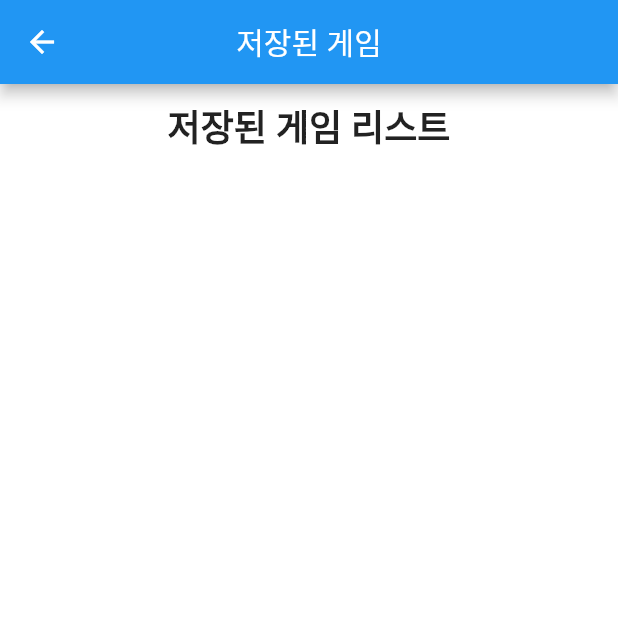
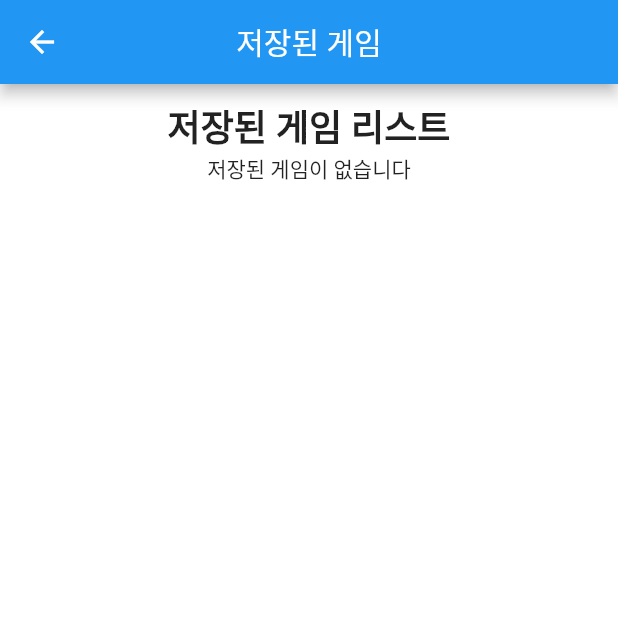
Before and after one commit to youahleum/flutter_game, a Flutter app: the screen it shows after launch, after a tap on "저장된 게임", on a phone screen of 412 x 824 dp, the top half of it. Run offline on Flutter 3.47's test engine with Material 2 defaults, Android fonts, the phone set to English and light mode, and no system bars.

Commit message:
코드정리

```diff
--- a/lib/main.dart
+++ b/lib/main.dart
@@ -22,7 +22,7 @@ class MyApp extends StatelessWidget {
   // This widget is the root of your application.
   @override
   Widget build(BuildContext context) {
-    return MaterialApp(
+    return const MaterialApp(
       debugShowCheckedModeBanner: false,
       title: 'Flutter game',
       // theme: ThemeData(
--- a/lib/screens/home_screen.dart
+++ b/lib/screens/home_screen.dart
@@ -16,11 +16,11 @@ class _HomeScreenState extends State<HomeScreen> {
       backgroundColor: Colors.white,
       appBar: AppBar(
         centerTitle: true,
-        title: Text(
+        title: const Text(
           'Flutter game',
           style: TextStyle(
             fontSize: 24,
-            fontWeight: FontWeight.w600,
+            fontWeight: FontWeight.w500,
           ),
         ),
 
@@ -34,18 +34,18 @@ class _HomeScreenState extends State<HomeScreen> {
               TextButton(onPressed: () {
                 Navigator.push(context,
                     MaterialPageRoute(builder: (context) => GameScreen()));
-              }, child: Text('게임 시작',
+              }, child: const Text('게임 시작',
               style: TextStyle(
                 fontSize: 16,
                 fontWeight: FontWeight.w600
               ),)),
-              SizedBox(
+              const SizedBox(
                 width: 50,
               ),
               TextButton(onPressed: () {
                 Navigator.push(context,
-                    MaterialPageRoute(builder: (context) => SaveListScreen()));
-              }, child: Text('저장된 게임',
+                    MaterialPageRoute(builder: (context) => const SaveListScreen()));
+              }, child: const Text('저장된 게임',
                 style: TextStyle(
                     fontSize: 16,
                     fontWeight: FontWeight.w600
--- a/lib/screens/save_list_screen.dart
+++ b/lib/screens/save_list_screen.dart
@@ -19,7 +19,6 @@ class _SaveListScreenState extends State<SaveListScreen> {
   @override
   Widget build(BuildContext context) {
     saveGameList = Provider.of<SaveGameLists>(context).saveGameList;
-    print(saveGameList);
 
     return Scaffold(
       backgroundColor: Colors.white,
@@ -57,7 +56,7 @@ class _SaveListScreenState extends State<SaveListScreen> {
                   },
                   style: TextButton.styleFrom(
                     tapTargetSize: MaterialTapTargetSize.shrinkWrap,
-                    padding: EdgeInsets.symmetric(vertical: 10, horizontal: 20),
+                    padding: const EdgeInsets.symmetric(vertical: 10, horizontal: 20),
 
                   ),
                   child: Text(
@@ -68,7 +67,8 @@ class _SaveListScreenState extends State<SaveListScreen> {
                         color: Colors.black),
                   ),
                 ),
-
+                if(saveGameList.length==0)
+                  Text('저장된 게임이 없습니다')
               ],
             ),
           ),
```
Also changed, not shown: lib/screens/game_screen.dart (+7 -7 lines), lib/screens/save_view_screen.dart (+4 -4 lines), lib/widgets/select_button.dart (+6 -6 lines), lib/widgets/size_five_widget.dart (+10 -10 lines), lib/widgets/size_three_widget.dart (+9 -9 lines).
